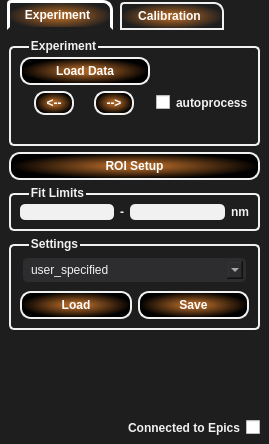
CPrescher/T-rax, file T-Rax/UIFiles/T_Rax_TemperatureControl.ui: the form before one commit.
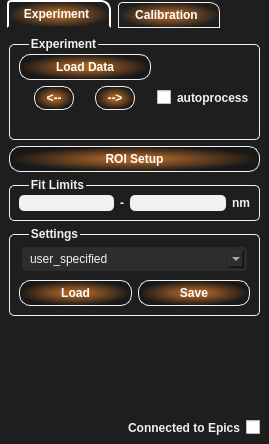
The form after the commit.

What changed in the file:
```diff
--- a/T-Rax/UIFiles/T_Rax_TemperatureControl.ui
+++ b/T-Rax/UIFiles/T_Rax_TemperatureControl.ui
@@ -20,8 +20,7 @@
    <string>Form</string>
   </property>
   <property name="styleSheet">
-   <string notr="true">   
- #ruby_control_widget, #temperature_control_widget, #diamond_control_widget, QTabWidget::pane, QTabWidget::tab-bar,  
+   <string notr="true"> #ruby_control_widget, #temperature_control_widget, #diamond_control_widget, QTabWidget::pane, QTabWidget::tab-bar,  
  #experiment_tab, #calibration_tab{  
      background: #1E1E1E;      
  }  
@@ -69,21 +68,21 @@
  QPushButton{  
      color:white;  
      border-color: black;  
-     border: 2px solid #F1F1F1;  
+     border: 1px solid rgba(241,241,241,255); 
      border-radius: 11px;  
      font-weight: bold;  
      padding: 5px;  
  }  
  #temperature_control_widget QPushButton {  
-     background: qradialgradient(spread:pad, cx:0.5, cy:0.5, radius:0.5, fx:0.5, fy:0.5, stop:0.20398 rgba(221, 124, 40, 180), stop:1 rgba(0, 0, 0, 255))  
+     background: qradialgradient(spread:pad, cx:0.5, cy:0.5, radius:0.5, fx:0.5, fy:0.5, stop:0.20398 rgba(221, 124, 40, 180), stop:1 rgba(0, 0, 0, 50))
  }  
    
  #ruby_control_widget QPushButton {  
-     background: qradialgradient(spread:pad, cx:0.5, cy:0.5, radius:0.5, fx:0.5, fy:0.5, stop:0.20398 rgba(197, 0, 3, 255), stop:1 rgba(0, 0, 0, 255))  
+     background: qradialgradient(spread:pad, cx:0.5, cy:0.5, radius:0.5, fx:0.5, fy:0.5, stop:0.20398 rgba(197, 0, 3, 255), stop:1 rgba(0, 0, 0, 50))  
  }  
    
  #diamond_control_widget QPushButton{  
-     background: qradialgradient(spread:pad, cx:0.5, cy:0.5, radius:0.5, fx:0.5, fy:0.5, stop:0.20398 rgba(27, 0, 134, 255), stop:1 rgba(0, 0, 0, 255))  
+     background: qradialgradient(spread:pad, cx:0.5, cy:0.5, radius:0.5, fx:0.5, fy:0.5, stop:0.20398 rgba(27, 0, 134, 255), stop:1 rgba(0, 0, 0, 50))  
  }  
    
  QPushButton::hover{  
@@ -91,13 +90,14 @@
      margin: 0.5px;  
  }  
    
- QPushPutton::press{  
+ QPushPutton::pressed{  
     border:2px solid #fff;  
-     margin: 2px;  
+    padding: 5px;  
+    margin: 5px;  
  }  
    
  QGroupBox {  
-     border: 2px solid #F1F1F1;  
+     border: 1px solid #F1F1F1;  
      border-radius: 5px;  
      margin-top: 7px;  
      padding: 0px  
@@ -109,7 +109,7 @@
     
  QTabBar::tab {  
      background: qradialgradient(spread:pad, cx:0.5, cy:0.5, radius:0.5, fx:0.5, fy:0.5, stop:0.20398 rgba(221, 124, 40, 180), stop:1 #1E1E1E);  
-     border: 2px solid  #F1F1F1;  
+     border: 1px solid  #F1F1F1;  
      border-top-left-radius: 4px;  
      border-top-right-radius: 10px;  
      padding: 5px;  
@@ -125,22 +125,20 @@
  }  
    
  QTabBar::tab:selected {  
-   
-     border:3px solid  #FFF;  
+     border:2px solid  #FFF;  
      border-bottom-color: #1E1E1E;  
- }  
-   
+ }     
  QTabBar::tab:!selected {  
      margin-top: 2px;  
  }  
    
  #downstream_calib_box{  
      color:  rgba(255,255,0,255);  
-     border: 2px solid rgba(255,255,0,255);  
+     border: 1px solid rgba(255,255,0,255);  
  }  
  #upstream_calib_box {  
      color: rgba(255,140,0,255);  
-     border: 2px solid rgba(255,140,0,255);  
+     border: 1px solid rgba(255,140,0,255);  
  }  
    
  #upstream_calib_box QPushButton, #downstream_calib_box QPushButton {  
```
Left out of the diff: 4 changed lines with no effect on the pictures.
